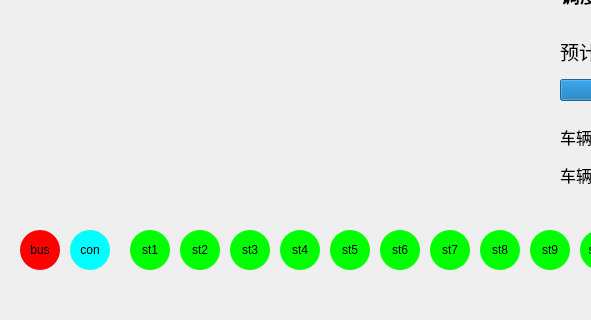
This is GUI/view.ui in Qianmoxsn/Bhomework_py as Qt 5 draws it before an edit; both pictures show x 0 to 591 and y 280 to 600 of the 800 by 600 pixel window. The edited form follows.
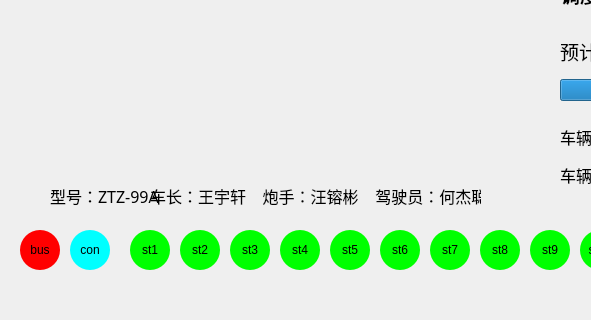
This is the edited form.

Commit message: GUI：再改是狗

```diff
--- a/GUI/view.ui
+++ b/GUI/view.ui
@@ -771,6 +771,44 @@
      <string>bus</string>
     </property>
    </widget>
+   <widget class="QLabel" name="mm1">
+    <property name="geometry">
+     <rect>
+      <x>50</x>
+      <y>460</y>
+      <width>151</width>
+      <height>31</height>
+     </rect>
+    </property>
+    <property name="font">
+     <font>
+      <family>Adobe Devanagari</family>
+      <pointsize>12</pointsize>
+     </font>
+    </property>
+    <property name="text">
+     <string>型号：ZTZ-99A</string>
+    </property>
+   </widget>
+   <widget class="QLabel" name="mm2">
+    <property name="geometry">
+     <rect>
+      <x>150</x>
+      <y>460</y>
+      <width>331</width>
+      <height>31</height>
+     </rect>
+    </property>
+    <property name="font">
+     <font>
+      <family>Adobe Devanagari</family>
+      <pointsize>12</pointsize>
+     </font>
+    </property>
+    <property name="text">
+     <string>车长：王宇轩    炮手：汪镕彬    驾驶员：何杰聪</string>
+    </property>
+   </widget>
   </widget>
   <widget class="QMenuBar" name="menubar">
    <property name="geometry">
```
Left out of the diff: 2 changed lines with no effect on the pictures. The commit also changes 2 other files.
